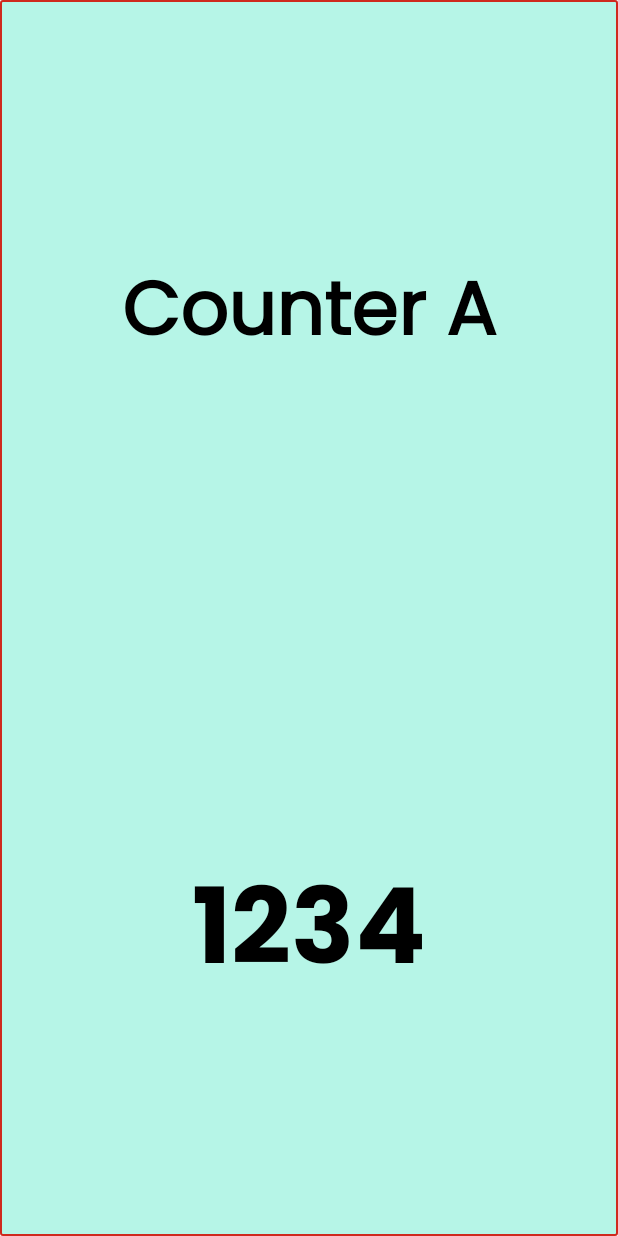
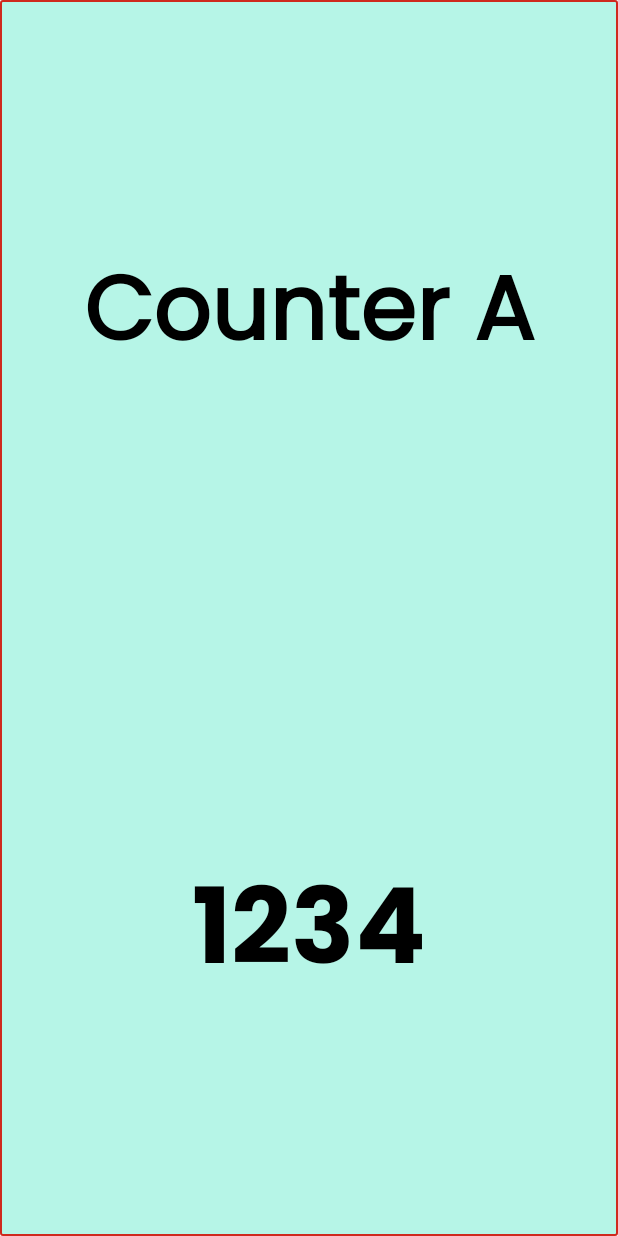
Before and after one commit to sigosoft/Medicino-TV, an Android app: the layout item_counter1.xml on its own in the app's theme, with its tools: preview values and no code run, on a phone screen of 412 x 824 dp. Run offline under Robolectric (Android 15) with nearby library versions, the phone set to English and light mode, and no system bars.

Commit message:
commit after counter name resize

```diff
--- a/app/src/main/java/com/medicinoclinic/utils/CounterScrollTextView.kt
+++ b/app/src/main/java/com/medicinoclinic/utils/CounterScrollTextView.kt
@@ -201,7 +201,7 @@ class CounterScrollTextView @JvmOverloads constructor(
 
         TextViewCompat.setAutoSizeTextTypeWithDefaults(this, TextViewCompat.AUTO_SIZE_TEXT_TYPE_NONE)
         val minSize = spToPx(12)
-        var size = min(defaultTextSizePx, availableHeight * 0.9f).coerceAtLeast(minSize)
+        var size = min(defaultTextSizePx, availableHeight * 0.96f).coerceAtLeast(minSize)
         setTextSize(TypedValue.COMPLEX_UNIT_PX, size)
 
         var metrics = paint.fontMetrics
--- a/app/src/main/res/layout/item_counter.xml
+++ b/app/src/main/res/layout/item_counter.xml
@@ -8,8 +8,8 @@
     android:focusable="true"
     android:focusableInTouchMode="true"
     android:orientation="vertical"
-    android:paddingStart="8dp"
-    android:paddingEnd="8dp"
+    android:paddingStart="2dp"
+    android:paddingEnd="2dp"
     android:weightSum="2">
 
     <com.medicinoclinic.utils.CounterScrollTextView
@@ -27,7 +27,7 @@
         android:text="Counter A"
         android:textColor="@color/black"
         android:textFontWeight="900"
-        android:textSize="27sp"
+        android:textSize="36sp"
         android:textStyle="bold" />
 
     <TextView
--- a/app/src/main/res/layout/item_counter1.xml
+++ b/app/src/main/res/layout/item_counter1.xml
@@ -8,8 +8,8 @@
     android:focusable="true"
     android:focusableInTouchMode="true"
     android:orientation="vertical"
-    android:paddingStart="8dp"
-    android:paddingEnd="8dp"
+    android:paddingStart="2dp"
+    android:paddingEnd="2dp"
     android:weightSum="2">
 
     <com.medicinoclinic.utils.CounterScrollTextView
@@ -27,7 +27,7 @@
         android:text="Counter A"
         android:textColor="@color/black"
         android:textFontWeight="900"
-        android:textSize="50sp"
+        android:textSize="60sp"
         android:textStyle="bold" />
 
     <TextView
--- a/app/src/main/res/layout/item_counter2.xml
+++ b/app/src/main/res/layout/item_counter2.xml
@@ -8,8 +8,8 @@
     android:focusable="true"
     android:focusableInTouchMode="true"
     android:orientation="vertical"
-    android:paddingStart="8dp"
-    android:paddingEnd="8dp"
+    android:paddingStart="2dp"
+    android:paddingEnd="2dp"
     android:weightSum="2">
 
     <com.medicinoclinic.utils.CounterScrollTextView
@@ -27,7 +27,7 @@
         android:text="Counter A"
         android:textColor="@color/black"
         android:textFontWeight="900"
-        android:textSize="50sp"
+        android:textSize="60sp"
         android:textStyle="bold" />
 
     <TextView
--- a/app/src/main/res/layout/item_counter3.xml
+++ b/app/src/main/res/layout/item_counter3.xml
@@ -8,8 +8,8 @@
     android:focusable="true"
     android:focusableInTouchMode="true"
     android:orientation="vertical"
-    android:paddingStart="8dp"
-    android:paddingEnd="8dp"
+    android:paddingStart="2dp"
+    android:paddingEnd="2dp"
     android:weightSum="2">
 
     <com.medicinoclinic.utils.CounterScrollTextView
@@ -27,7 +27,7 @@
         android:text="Counter A"
         android:textColor="@color/black"
         android:textFontWeight="900"
-        android:textSize="35sp"
+        android:textSize="44sp"
         android:textStyle="bold" />
 
     <TextView
--- a/app/src/main/res/layout/item_counter_static.xml
+++ b/app/src/main/res/layout/item_counter_static.xml
@@ -8,8 +8,8 @@
     android:focusable="true"
     android:focusableInTouchMode="true"
     android:orientation="vertical"
-    android:paddingStart="8dp"
-    android:paddingEnd="8dp"
+    android:paddingStart="2dp"
+    android:paddingEnd="2dp"
     android:paddingTop="2dp"
     android:paddingBottom="2dp"
     android:weightSum="2">
@@ -26,7 +26,7 @@
         android:maxLines="2"
         android:text="Counter A"
         android:textColor="@color/black"
-        android:textSize="42sp"
+        android:textSize="52sp"
         android:textStyle="bold" />
 
     <TextView
--- a/gradle.properties
+++ b/gradle.properties
@@ -7,6 +7,10 @@
 # Specifies the JVM arguments used for the daemon process.
 # The setting is particularly useful for tweaking memory settings.
 org.gradle.jvmargs=-Xmx2048m -Dfile.encoding=UTF-8
+systemProp.http.connectionTimeout=120000
+systemProp.http.socketTimeout=120000
+systemProp.org.gradle.internal.http.connectionTimeout=120000
+systemProp.org.gradle.internal.http.socketTimeout=120000
 # When configured, Gradle will run in incubating parallel mode.
 # This option should only be used with decoupled projects. More details, visit
 # http://www.gradle.org/docs/current/userguide/multi_project_builds.html#sec:decoupled_projects
```
Also changed, not shown: gradle/wrapper/gradle-wrapper.properties.
